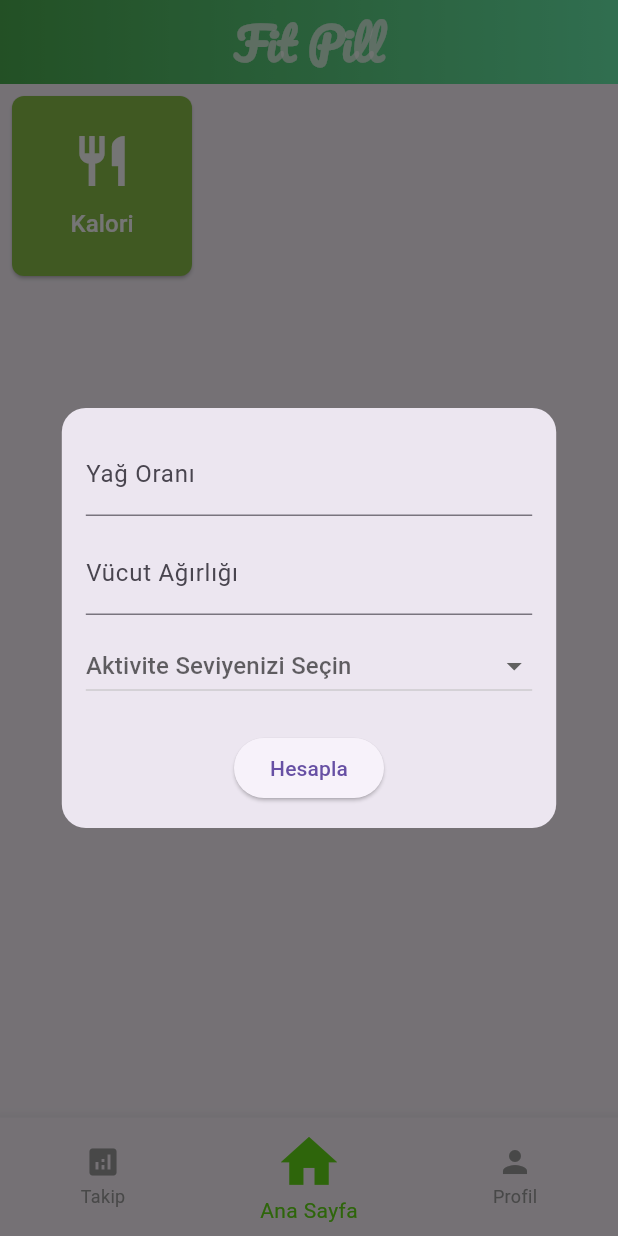
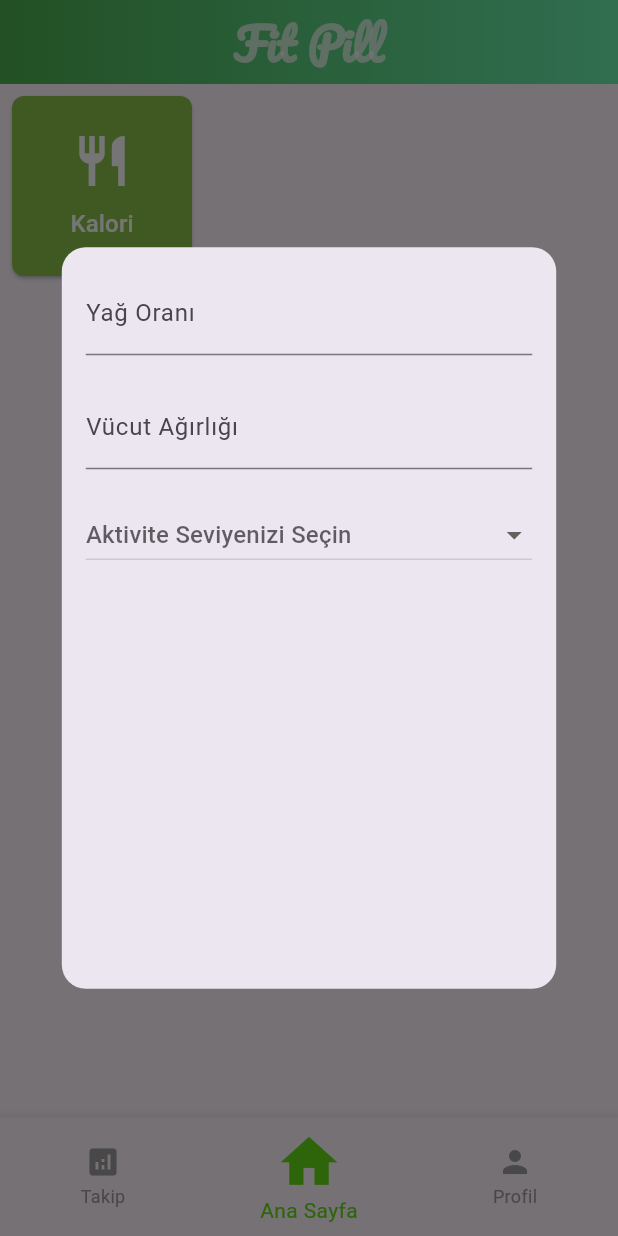
Before and after one commit to cukuryunusemre/fitpil, a Flutter app: the screen it shows after launch, item 2 of the bottom bar chosen, after a tap on "Kalori", on a phone screen of 412 x 824 dp. Run offline on Flutter 3.47's test engine with Material 3 defaults, Android fonts, the phone set to English and light mode, and no system bars; our stand-ins replace image_picker.

Commit message:
kalori sayfasında butonsuz hesaplama

```diff
--- a/lib/home.dart
+++ b/lib/home.dart
@@ -1,3 +1,5 @@
+// hata mesajlarını düzelt
+
 import 'package:flutter/material.dart';
 
 class HomePage extends StatefulWidget {
@@ -6,19 +8,29 @@ class HomePage extends StatefulWidget {
 }
 
 class _HomePageState extends State<HomePage> {
-  void _showCenteredDialog() {
-    TextEditingController fat_percentage = TextEditingController();
-    TextEditingController body_weight = TextEditingController();
-    List<String> activity_level = [
-      "Sedanter (Az veya hiç egzersiz)",
-      "Az Hareketli (Haftada 1-3 kez egzersiz)",
-      "Orta Hareketli (Haftada 3-5 gün egzersiz.)",
-      "Çok Hareketli (Haftada 6-7 gün egzersiz)",
-      "Aşırı Hareketli (Profesyonel Sporcu)"
-    ];
-    int? selectedIndex;
-    double? result;
+  TextEditingController fat_percentageController = TextEditingController();
+  TextEditingController body_weightController = TextEditingController();
+  List<String> activity_level = [
+    "Sedanter (Hareketsiz)",
+    "Az Aktif (1-3 gün egzersiz)",
+    "Orta Aktif (3-5 gün egzersiz.)",
+    "Çok Aktif (6-7 gün egzersiz)",
+    "Atletik (Profesyonel Sporcu)"
+  ];
+  int? selectedIndex;
+  double? result;
+  String fat_rate_warning = '';
+  String bw_warning = '';
+  String? for_cut;
+  String? for_bulk;
 
+  void _showCaloriPage() {
+    fat_percentageController.clear();
+    body_weightController.clear();
+    selectedIndex = null;
+    fat_rate_warning = '';
+    bw_warning = '';
+    result = null;
     showDialog(
       context: context,
       builder: (BuildContext context) {
@@ -31,25 +43,41 @@ class _HomePageState extends State<HomePage> {
             child: Container(
               padding: EdgeInsets.all(16),
               width: MediaQuery.of(context).size.width * 0.8,
+              height: MediaQuery.of(context).size.height * 0.6,
               child: Column(
                 mainAxisSize: MainAxisSize.min,
                 children: [
+                  // Yağ Oranı TextField
                   TextField(
-                    controller: fat_percentage,
+                    controller: fat_percentageController,
                     keyboardType: TextInputType.number,
                     decoration: InputDecoration(labelText: "Yağ Oranı"),
+                    onChanged: (_) =>
+                        _calculateCalori(setState), // Hemen kontrol et
                   ),
                   SizedBox(
-                    height: 10,
+                    height: 20,
+                    child: Text(
+                      fat_rate_warning,
+                      style: TextStyle(color: Colors.redAccent),
+                    ),
                   ),
+                  // Vücut Ağırlığı TextField
                   TextField(
-                    controller: body_weight,
+                    controller: body_weightController,
                     keyboardType: TextInputType.number,
                     decoration: InputDecoration(labelText: "Vücut Ağırlığı"),
+                    onChanged: (_) =>
+                        _calculateCalori(setState), // Hemen kontrol et
                   ),
                   SizedBox(
-                    height: 10,
+                    height: 20,
+                    child: Text(
+                      bw_warning,
+                      style: TextStyle(color: Colors.redAccent),
+                    ),
                   ),
+                  // Aktivite Seviyesi DropdownButton
                   DropdownButton<int>(
                     value: selectedIndex,
                     hint: Text("Aktivite Seviyenizi Seçin"),
@@ -66,39 +94,20 @@ class _HomePageState extends State<HomePage> {
                     onChanged: (value) {
                       setState(() {
                         selectedIndex = value;
+                        _calculateCalori(
+                            setState); // Seçim değiştikçe kontrol et
                       });
                     },
                   ),
                   SizedBox(
                     height: 20.0,
                   ),
-                  ElevatedButton(
-                    onPressed: () {
-                      double fat = double.tryParse(fat_percentage.text) ?? 0;
-                      double bw = double.tryParse(body_weight.text) ?? 0;
-                      double lean_body_mass = bw * (1 - (fat / 100));
-                      double bmr = 370 + (21.6 * lean_body_mass);
-                      setState(() {
-                        if (selectedIndex == 0) {
-                          result = bmr * 1.2;
-                        } else if (selectedIndex == 1) {
-                          result = bmr * 1.375;
-                        } else if (selectedIndex == 2) {
-                          result = bmr * 1.55;
-                        } else if (selectedIndex == 3) {
-                          result = bmr * 1.725;
-                        } else if (selectedIndex == 4) {
-                          result = bmr * 1.9;
-                        }
-                      });
-                    },
-                    child: Text("Hesapla"),
-                  ),
+                  // Sonuç Gösterimi
                   if (result != null)
                     Padding(
                       padding: EdgeInsets.only(top: 20.0),
-                      child: (Text(
-                          "Günlük almanız gereken kalori : ${result!.isNaN ? "Tanımsız" : result!.toStringAsFixed(2)}")),
+                      child: Text("BMR Değeriniz: \n"
+                          "Günlük almanız gereken kalori : ${result!.isNaN ? "Tanımsız" : result!.toStringAsFixed(2)}"),
                     ),
                 ],
               ),
@@ -107,6 +116,48 @@ class _HomePageState extends State<HomePage> {
         });
       },
     );
+  }
+
+  // Yağ oranı ve vücut ağırlığını kontrol et ve kalori hesapla
+  void _calculateCalori(StateSetter setState) {
+    double fat = double.tryParse(fat_percentageController.text) ?? 0;
+    double bw = double.tryParse(body_weightController.text) ?? 0;
+    double lean_body_mass = bw * (1 - (fat / 100));
+    double bmr = 370 + (21.6 * lean_body_mass);
+
+    // Hata mesajlarını anında güncelle
+    setState(() {
+      if (fat < 2 || fat > 60) {
+        fat_rate_warning = "Yağ oranı 2'den düşük ve 60'dan yüksek olamaz.";
+        result = null;
+      } else if (bw < 25 || bw > 300) {
+        bw_warning = "Vücut ağırlığı 25'ten düşük ve 300'den yüksek olamaz.";
+        result = null;
+      } else {
+        if (fat_percentageController.text.isEmpty ||
+            body_weightController.text.isEmpty ||
+            selectedIndex == null) {
+          result = null; // Sonuç yok
+          fat_rate_warning = ''; // Uyarı mesajlarını sıfırla
+          bw_warning = '';
+        } else {
+          fat_rate_warning = ''; // Yağ oranı hatası yok
+          bw_warning = ''; // Vücut ağırlığı hatası yok
+          // Aktivite seviyesine göre kalori hesaplama
+          if (selectedIndex == 0) {
+            result = bmr * 1.2; // Sedanter
+          } else if (selectedIndex == 1) {
+            result = bmr * 1.375; // Az Aktif
+          } else if (selectedIndex == 2) {
+            result = bmr * 1.55; // Orta Aktif
+          } else if (selectedIndex == 3) {
+            result = bmr * 1.725; // Çok Aktif
+          } else if (selectedIndex == 4) {
+            result = bmr * 1.9; // Atletik
+          }
+        }
+      }
+    });
   }
 
   @override
@@ -127,7 +178,7 @@ class _HomePageState extends State<HomePage> {
                       borderRadius: BorderRadius.circular(8),
                     ),
                   ),
-                  onPressed: _showCenteredDialog,
+                  onPressed: _showCaloriPage,
                   child: Column(
                     mainAxisAlignment: MainAxisAlignment.center,
                     children: [
```
